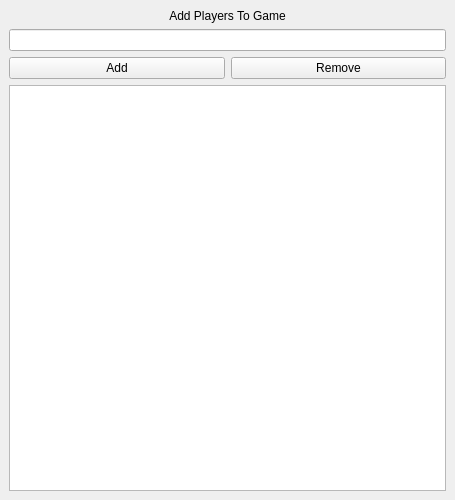
This is PlayerInput.ui in eggsscrambled/Rummy-Scoreboard as Qt 5 draws it before an edit. The edited form follows.
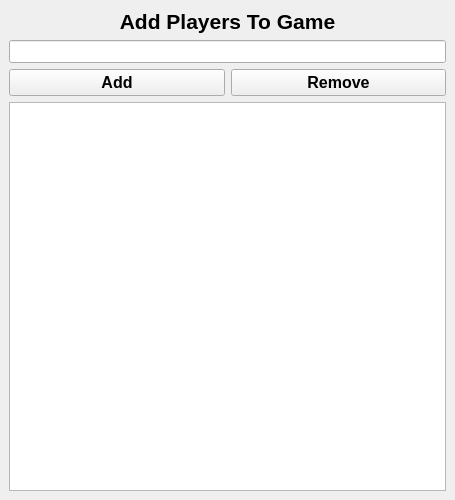
This is the edited form.

Commit message: Scorboard Window

What changed in the file:
```diff
--- a/PlayerInput.ui
+++ b/PlayerInput.ui
@@ -29,6 +29,13 @@
    <layout class="QGridLayout" name="gridLayout">
     <item row="0" column="0" colspan="2">
      <widget class="QLabel" name="label">
+      <property name="font">
+       <font>
+        <pointsize>16</pointsize>
+        <weight>75</weight>
+        <bold>true</bold>
+       </font>
+      </property>
       <property name="text">
        <string>Add Players To Game</string>
       </property>
@@ -38,10 +45,25 @@
      </widget>
     </item>
     <item row="1" column="0" colspan="2">
-     <widget class="QLineEdit" name="playerRegisterBox"/>
+     <widget class="QLineEdit" name="playerRegisterBox">
+      <property name="font">
+       <font>
+        <pointsize>10</pointsize>
+        <weight>75</weight>
+        <bold>true</bold>
+       </font>
+      </property>
+     </widget>
     </item>
     <item row="2" column="0">
      <widget class="QPushButton" name="addPlayerButton">
+      <property name="font">
+       <font>
+        <pointsize>12</pointsize>
+        <weight>75</weight>
+        <bold>true</bold>
+       </font>
+      </property>
       <property name="text">
        <string>Add</string>
       </property>
@@ -49,6 +71,13 @@
     </item>
     <item row="2" column="1">
      <widget class="QPushButton" name="removePlayerButton">
+      <property name="font">
+       <font>
+        <pointsize>12</pointsize>
+        <weight>75</weight>
+        <bold>true</bold>
+       </font>
+      </property>
       <property name="text">
        <string>Remove</string>
       </property>
@@ -62,6 +91,13 @@
         <verstretch>0</verstretch>
        </sizepolicy>
       </property>
+      <property name="font">
+       <font>
+        <pointsize>10</pointsize>
+        <weight>75</weight>
+        <bold>true</bold>
+       </font>
+      </property>
      </widget>
     </item>
    </layout>
```
The commit also changes 1 other file.
